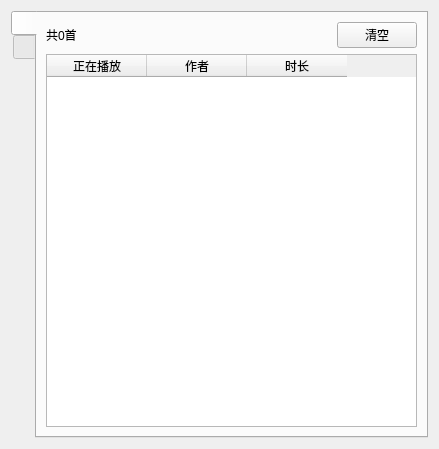
This is playlistWidget/playlistwidget.ui in tongtianli/QtMusicPlayer as Qt 5 draws it before an edit. The edited form follows.
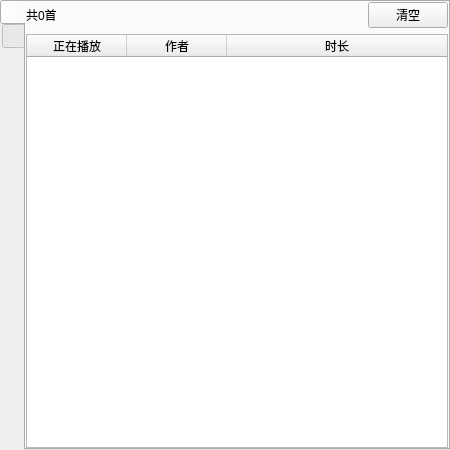
This is the edited form. The open tabs and pages were chosen to show the change. Icons and pictures are not drawn. Custom widgets are drawn as their Qt base class.

```diff
--- a/playlistWidget/playlistwidget.ui
+++ b/playlistWidget/playlistwidget.ui
@@ -6,14 +6,32 @@
    <rect>
     <x>0</x>
     <y>0</y>
-    <width>439</width>
-    <height>449</height>
+    <width>450</width>
+    <height>450</height>
    </rect>
   </property>
+  <property name="minimumSize">
+   <size>
+    <width>450</width>
+    <height>450</height>
+   </size>
+  </property>
   <property name="windowTitle">
    <string>Form</string>
   </property>
   <layout class="QGridLayout" name="gridLayout">
+   <property name="leftMargin">
+    <number>0</number>
+   </property>
+   <property name="topMargin">
+    <number>0</number>
+   </property>
+   <property name="rightMargin">
+    <number>0</number>
+   </property>
+   <property name="bottomMargin">
+    <number>0</number>
+   </property>
    <item row="0" column="0">
     <widget class="QTabWidget" name="tabWidget">
      <property name="tabPosition">
@@ -38,6 +56,12 @@
       <bool>false</bool>
      </property>
      <widget class="QWidget" name="widgetTabPlaylist">
+      <property name="sizePolicy">
+       <sizepolicy hsizetype="Expanding" vsizetype="Expanding">
+        <horstretch>0</horstretch>
+        <verstretch>0</verstretch>
+       </sizepolicy>
+      </property>
       <attribute name="icon">
        <iconset>
         <normaloff>../../ico图标/icon.ico</normaloff>../../ico图标/icon.ico</iconset>
@@ -45,9 +69,27 @@
       <attribute name="title">
        <string/>
       </attribute>
-      <layout class="QGridLayout" name="gridLayout_2">
+      <layout class="QGridLayout" name="gridLayout_2" rowstretch="0,1">
+       <property name="leftMargin">
+        <number>0</number>
+       </property>
+       <property name="topMargin">
+        <number>0</number>
+       </property>
+       <property name="rightMargin">
+        <number>0</number>
+       </property>
+       <property name="bottomMargin">
+        <number>0</number>
+       </property>
        <item row="1" column="0">
         <widget class="MusicTableWidget" name="playlistWidget">
+         <property name="editTriggers">
+          <set>QAbstractItemView::NoEditTriggers</set>
+         </property>
+         <attribute name="horizontalHeaderStretchLastSection">
+          <bool>true</bool>
+         </attribute>
          <column>
           <property name="text">
            <string>正在播放</string>
```
Left out of the diff: 22 changed lines with no effect on the pictures.
